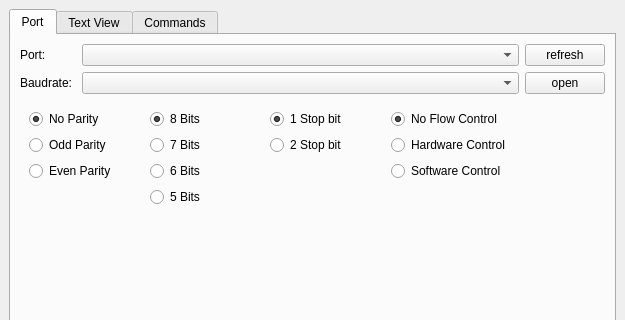
This is lib/main_window/main_window.ui in hhk7734/pyside2_serial as Qt 5 draws it before an edit; both pictures show x 0 to 625 and y 0 to 320 of the 625 by 640 pixel window. The edited form follows.
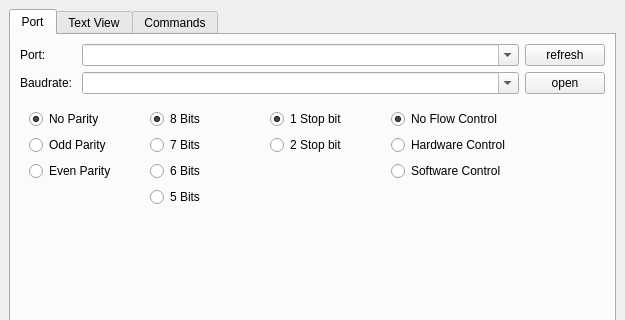
This is the edited form.

Commit message: main_window: ui: set comboBox editable to True

The edit to the form file:
```diff
--- a/lib/main_window/main_window.ui
+++ b/lib/main_window/main_window.ui
@@ -239,6 +239,9 @@
                   <verstretch>0</verstretch>
                  </sizepolicy>
                 </property>
+                <property name="editable">
+                 <bool>true</bool>
+                </property>
                </widget>
               </item>
               <item row="1" column="0">
@@ -256,6 +259,9 @@
                   <verstretch>0</verstretch>
                  </sizepolicy>
                 </property>
+                <property name="editable">
+                 <bool>true</bool>
+                </property>
                </widget>
               </item>
              </layout>
```
